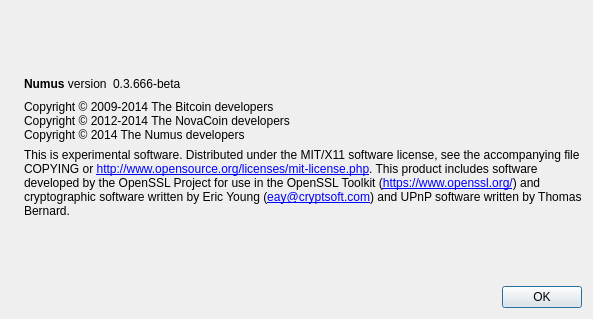
Before: the Qt Designer form src/qt/forms/aboutdialog.ui in mhannigan/numuscore, drawn with Qt 5.
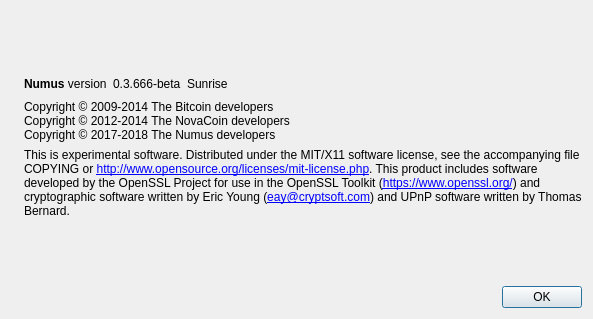
After: the same form once the commit is applied. Icons and pictures are not drawn.

What changed in the file:
```diff
--- a/src/qt/forms/aboutdialog.ui
+++ b/src/qt/forms/aboutdialog.ui
@@ -69,6 +69,19 @@
           <set>Qt::LinksAccessibleByMouse|Qt::TextSelectableByKeyboard|Qt::TextSelectableByMouse</set>
          </property>
         </widget>
+		</item>
+		  <item>
+		 <widget class="QLabel" name="versionName">
+         <property name="cursor">
+          <cursorShape>IBeamCursor</cursorShape>
+         </property>
+         <property name="text">
+          <string notr="true">Sunrise </string>
+         </property>
+         <property name="textInteractionFlags">
+          <set>Qt::LinksAccessibleByMouse|Qt::TextSelectableByKeyboard|Qt::TextSelectableByMouse</set>
+         </property>
+        </widget>
        </item>
        <item>
         <spacer name="horizontalSpacer">
@@ -93,7 +106,7 @@
        <property name="text">
         <string>Copyright © 2009-2014 The Bitcoin developers
 Copyright © 2012-2014 The NovaCoin developers
-Copyright © 2014 The Numus developers</string>
+Copyright © 2017-2018 The Numus developers</string>
        </property>
        <property name="textInteractionFlags">
         <set>Qt::LinksAccessibleByMouse|Qt::TextSelectableByKeyboard|Qt::TextSelectableByMouse</set>
```
